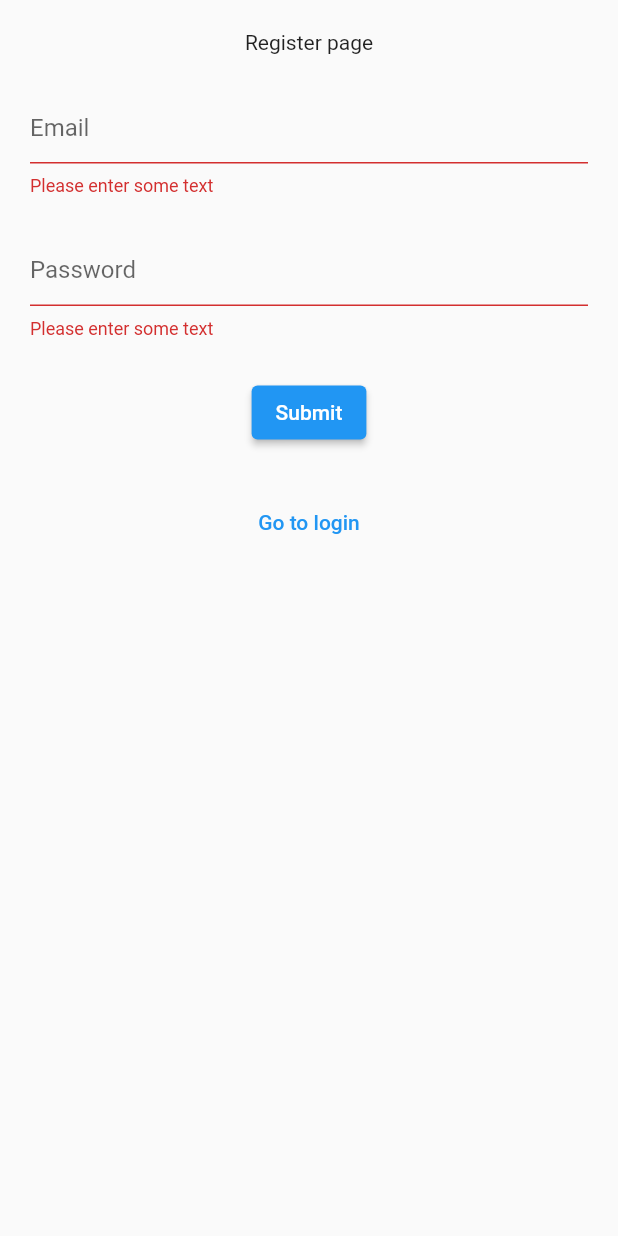
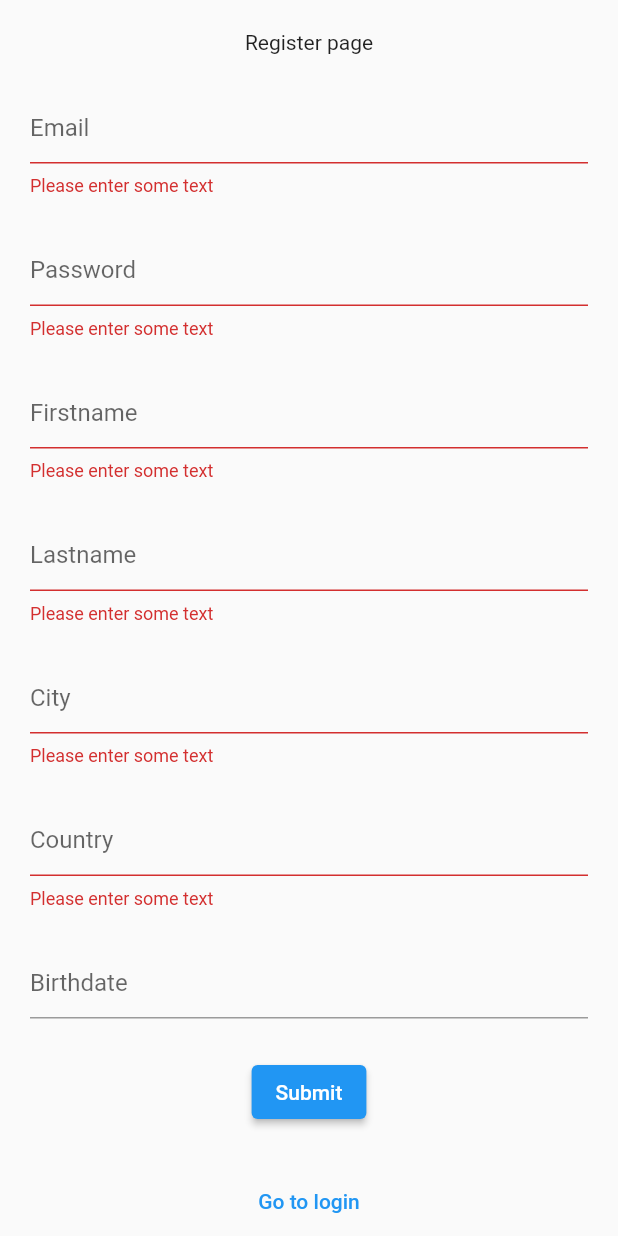
Before and after one commit to c-noblet/netflux, a Flutter app: the RegisterScreen screen opened by its route, after a tap on "Submit", on a phone screen of 412 x 824 dp. Run offline on Flutter 3.47's test engine with Material 2 defaults, Android fonts, the light colour scheme and no system bars; drawn by our look-alikes of datetime_picker_formfield; our stand-ins replace cloud_firestore, firebase_auth, firebase_core; accounts and stored records are empty; network calls fail.

Commit message:
Update form register to store user datas

```diff
--- a/lib/components/forms/register_form.dart
+++ b/lib/components/forms/register_form.dart
@@ -1,5 +1,9 @@
+import 'package:cloud_firestore/cloud_firestore.dart';
 import 'package:firebase_auth/firebase_auth.dart';
 import 'package:flutter/material.dart';
+import 'package:intl/intl.dart';
+import 'package:datetime_picker_formfield/datetime_picker_formfield.dart';
+import 'package:netflux/models/user_model.dart';
 
 class RegisterForm extends StatefulWidget {
   const RegisterForm({Key? key}) : super(key: key);
@@ -10,15 +14,21 @@ class RegisterForm extends StatefulWidget {
 
 class _RegisterFormState extends State<RegisterForm> {
   final key = GlobalKey<FormState>();
-  String email = '', password = '', errorMessage = '';
+  String
+    email = '',
+    password = '',
+    errorMessage = '';
+
+  UserModel user = UserModel(firstname: '', lastname: '', country: '', city: '', birthdate: '', image: 'https://external-content.duckduckgo.com/iu/?u=http%3A%2F%2Fwww.mycustomer.com%2Fsites%2Fall%2Fthemes%2Fpp%2Fimg%2Fdefault-user.png&f=1&nofb=1');
 
   void signInToFirebase(String email, String password) async {
     try {
       await FirebaseAuth.instance
           .createUserWithEmailAndPassword(email: email, password: password)
-          .then(
-            (value) => Navigator.of(context).pushReplacementNamed('/'),
-          );
+          .then((value) async {
+            storeUserDataToFirestore(value.user!.uid);
+            Navigator.of(context).pushReplacementNamed('/');
+          });
 
     } on FirebaseException catch (error) {
       if (error.code == 'weak-password') {
@@ -30,6 +40,21 @@ class _RegisterFormState extends State<RegisterForm> {
           errorMessage = 'email-already-in-use';
         });
       }
+    } catch (error) {
+      setState(() {
+        errorMessage = error.toString();
+      });
+    }
+  }
+
+  void storeUserDataToFirestore(String? uid) async {
+    try {
+      await FirebaseFirestore
+        .instance
+        .collection('users')
+        .doc(uid)
+        .set(user.toMap())
+      ;
     } catch (error) {
       setState(() {
         errorMessage = error.toString();
@@ -88,6 +113,100 @@ class _RegisterFormState extends State<RegisterForm> {
             const SizedBox(
               height: 25,
             ),
+            TextFormField(
+              validator: (String? value) {
+                if (value == null || value.isEmpty) {
+                  return 'Please enter some text';
+                }
+                return null;
+              },
+              onSaved: (String? value) {
+                setState(() {
+                  user.firstname = value!;
+                });
+              },
+              decoration: const InputDecoration(hintText: 'Firstname'),
+            ),
+            const SizedBox(
+              height: 25,
+            ),
+            TextFormField(
+              validator: (String? value) {
+                if (value == null || value.isEmpty) {
+                  return 'Please enter some text';
+                }
+                return null;
+              },
+              onSaved: (String? value) {
+                setState(() {
+                  user.lastname = value!;
+                });
+              },
+              decoration: const InputDecoration(hintText: 'Lastname'),
+            ),
+            const SizedBox(
+              height: 25,
+            ),
+            TextFormField(
+              validator: (String? value) {
+                if (value == null || value.isEmpty) {
+                  return 'Please enter some text';
+                }
+                return null;
+              },
+              onSaved: (String? value) {
+                setState(() {
+                  user.city = value!;
+                });
+              },
+              decoration: const InputDecoration(hintText: 'City'),
+            ),
+            const SizedBox(
+              height: 25,
+            ),
+            TextFormField(
+              validator: (String? value) {
+                if (value == null || value.isEmpty) {
+                  return 'Please enter some text';
+                }
+                return null;
+              },
+              onSaved: (String? value) {
+                setState(() {
+                  user.country = value!;
+                });
+              },
+              decoration: const InputDecoration(hintText: 'Country'),
+            ),
+            const SizedBox(
+              height: 25,
+            ),
+            DateTimeField(
+              format: DateFormat("yyyy-MM-dd"),
+              onShowPicker: (context, currentValue) {
+                return showDatePicker(
+                    context: context,
+                    firstDate: DateTime(1900),
+                    initialDate: DateTime(2000),
+                    lastDate: DateTime.now()
+                );
+              },
+              validator: (DateTime? value) {
+                if (value == null) {
+                  return 'Please enter some text';
+                }
+                return null;
+              },
+              onSaved: (DateTime? value) {
+                setState(() {
+                  user.birthdate = DateFormat('dd/MM/yyyy').format(value!);
+                });
+              },
+              decoration: const InputDecoration(hintText: 'Birthdate'),
+            ),
+            const SizedBox(
+              height: 25,
+            ),
             ElevatedButton(
               onPressed: () {
                 if (key.currentState!.validate()) {
--- /dev/null
+++ b/lib/models/user_model.dart
@@ -0,0 +1,46 @@
+import 'package:cloud_firestore/cloud_firestore.dart';
+
+class UserModel {
+  UserModel({
+    required this.firstname,
+    required this.lastname,
+    required this.country,
+    required this.city,
+    required this.birthdate,
+    required this.image
+  });
+
+  String firstname;
+  String lastname;
+  String country;
+  String city;
+  String birthdate;
+  String image;
+
+  factory UserModel.fromMap(Map<String, dynamic> json) => UserModel(
+    firstname: json["firstname"],
+    lastname: json["lastname"],
+    country: json["country"],
+    city: json["city"],
+    birthdate: json["birthdate"],
+    image: json["image"],
+  );
+
+  factory UserModel.fromSnapshot(DocumentSnapshot<Object?>? object) => UserModel(
+    firstname: object!["firstname"],
+    lastname: object!["lastname"],
+    country: object!["country"],
+    city: object!["city"],
+    birthdate: object!["birthdate"],
+    image: object!["image"],
+  );
+
+  Map<String, dynamic> toMap() => {
+    "firstname": firstname,
+    "lastname": lastname,
+    "country": country,
+    "city": city,
+    "birthdate": birthdate,
+    "image": image
+  };
+}
```
Also changed, not shown: pubspec.yaml (+4 -3 lines), pubspec.lock, 2 other files.
